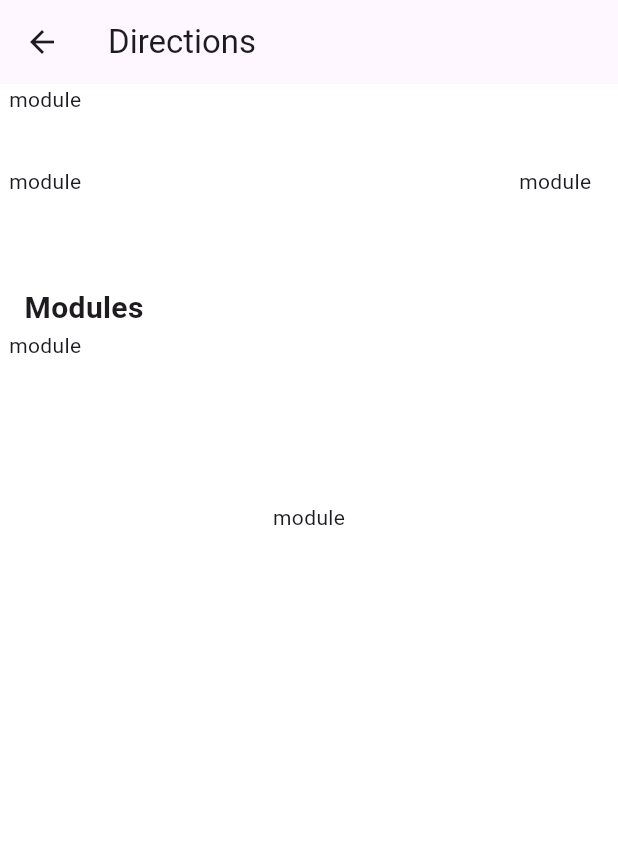
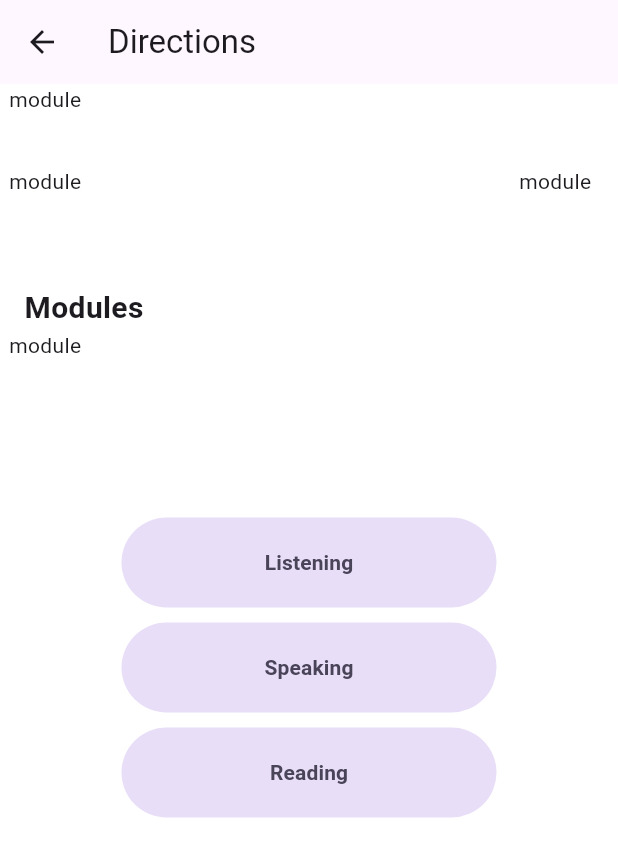
Before and after one commit to monsimb/CSCE3444_SoftwareEng, a Flutter app: the screen it shows after launch, after a tap on "Directions", on a phone screen of 412 x 824 dp. Shown: the top 857 px of the screen. Run offline on Flutter 3.47's test engine with Material 3 defaults, Android fonts, the light colour scheme and no system bars; our stand-ins replace audioplayers.

Commit message:
Added images (including new bear images) and audio setup for listening module. added a reading and listening page states

```diff
--- a/lib/main.dart
+++ b/lib/main.dart
@@ -1,4 +1,5 @@
 import 'package:flutter/material.dart';
+import 'package:audioplayers/audioplayers.dart';
 
 // should add constants for sizes ( figure out how to use phone ratios for sizing? (scale factor))
 
@@ -16,13 +17,14 @@ class MyApp extends StatelessWidget {
         title: appTitle,
         theme: ThemeData(
           primarySwatch: Colors.blue,
+          // elevatedButtonTheme:
         ),
         home: const _HomePageState());
   }
 }
 
 class _HomePageState extends StatelessWidget {
-  const _HomePageState({Key? key}) : super(key: key);
+  const _HomePageState({super.key});
 
   // final controller = PageController(
   //   initialPage: 1,
@@ -77,21 +79,6 @@ class _HomePageState extends StatelessWidget {
           )
         ],
       ),
-      // floatingActionButton: FloatingActionButton(
-      //   onPressed:
-      //       module, // replace with the function for the specific module it leads to
-      //   tooltip: 'Increment',
-      //   child: Ink(
-      //     height: 100,
-      //     width: 100,
-      //     decoration: BoxDecoration(
-      //       image: DecorationImage(
-      //         image: AssetImage('assets\\weetabix.jpg'),
-      //         fit: BoxFit.cover,
-      //       ),
-      //     ),
-      //   ),
-      // ),
     );
   }
 
@@ -128,7 +115,7 @@ class _HomePageState extends StatelessWidget {
   }
 
   Widget moduleButtonWidget(BuildContext context, text) {
-    final ButtonStyle raisedButtonStyle = ElevatedButton.styleFrom(
+    final ButtonStyle btnStyle = ElevatedButton.styleFrom(
       minimumSize: const Size(110, 125),
       shape: const RoundedRectangleBorder(
         borderRadius: BorderRadius.all(Radius.circular(40)),
@@ -142,7 +129,7 @@ class _HomePageState extends StatelessWidget {
         Row(mainAxisAlignment: MainAxisAlignment.center, children: <Widget>[
           // submodule 1
           FilledButton.tonal(
-            style: raisedButtonStyle,
+            style: btnStyle,
             onPressed: () {
               Navigator.push(context, MaterialPageRoute(builder: (context) {
                 return _ModulePageState();
@@ -166,7 +153,7 @@ class _HomePageState extends StatelessWidget {
 
           // submodule 2
           FilledButton.tonal(
-            style: raisedButtonStyle,
+            style: btnStyle,
             onPressed: () {}, // what happens when the button is pressed
             child: Column(
               mainAxisAlignment: MainAxisAlignment.center,
@@ -186,13 +173,13 @@ class _HomePageState extends StatelessWidget {
 
           //submode 3
           FilledButton.tonal(
-            style: raisedButtonStyle,
+            style: btnStyle,
             onPressed: () {}, // what happens when the button is pressed
             child: Column(
               mainAxisAlignment: MainAxisAlignment.center,
               children: <Widget>[
                 Image.asset(
-                  'assets\\greetings_icon.png',
+                  'assets\\osvaldo_icon.png',
                   height: 60,
                   width: 60,
                   fit: BoxFit.contain,
@@ -219,47 +206,135 @@ class _ModulePageState extends StatelessWidget {
       appBar: AppBar(
         title: const Text('Directions'), // remove if no title is to displayed
       ),
-      body: const Column(
+      body: Column(
         children: <Widget>[
           // all widgets on home page
-          SizedBox(
+          const SizedBox(
               width: 400,
               height: 50,
               child: Text(
                   'module')), // change the dimensions to be phone dim dependent (ratio)
-          SizedBox(height: 5), // spacer
-          Row(mainAxisAlignment: MainAxisAlignment.center, children: <Widget>[
-            SizedBox(width: 340, height: 50, child: Text('module')),
-            SizedBox(width: 60, height: 50, child: Text('module'))
-          ]),
-          Padding(
+          const SizedBox(height: 5), // spacer
+          const Row(
+              mainAxisAlignment: MainAxisAlignment.center,
+              children: <Widget>[
+                SizedBox(width: 340, height: 50, child: Text('module')),
+                SizedBox(width: 60, height: 50, child: Text('module'))
+              ]),
+          const Padding(
               padding: EdgeInsets.only(right: 300, top: 30),
               child: Text('Modules',
                   style:
                       TextStyle(fontSize: 20.0, fontWeight: FontWeight.bold))),
-          SizedBox(width: 400, height: 100, child: Text('module')),
+          const SizedBox(width: 400, height: 100, child: Text('module')),
 
-          SizedBox(height: 15), // spacer
-          SizedBox(
-            child: Text('module'),
-          )
+          const SizedBox(height: 15), // spacer
+
+          lsrButtons(context, 1)
         ],
       ),
-      // floatingActionButton: FloatingActionButton(
-      //   onPressed:
-      //       module, // replace with the function for the specific module it leads to
-      //   tooltip: 'Increment',
-      //   child: Ink(
-      //     height: 100,
-      //     width: 100,
-      //     decoration: BoxDecoration(
-      //       image: DecorationImage(
-      //         image: AssetImage('assets\\weetabix.jpg'),
-      //         fit: BoxFit.cover,
-      //       ),
-      //     ),
-      //   ),
-      // ),
     );
   }
+
+  Widget lsrButtons(BuildContext context, int id) {
+    const spacer = SizedBox(height: 10);
+    final ButtonStyle btnStyle = ElevatedButton.styleFrom(
+      minimumSize: const Size(250, 60),
+      shape: const RoundedRectangleBorder(
+        borderRadius: BorderRadius.all(Radius.circular(40)),
+      ),
+    );
+    const TextStyle tStyle = TextStyle(
+      fontWeight: FontWeight.bold,
+    );
+
+    return Stack(children: <Widget>[
+      Column(mainAxisAlignment: MainAxisAlignment.center, children: <Widget>[
+        spacer,
+        // LISTENING BUTTON
+        FilledButton.tonal(
+            style: btnStyle,
+            onPressed: () {
+              Navigator.push(context, MaterialPageRoute(builder: (context) {
+                return _ListeningState();
+              }));
+            },
+            child: const Text(
+              'Listening',
+              style: tStyle,
+            )),
+        spacer,
+        // SPEAKING BUTTON
+        FilledButton.tonal(
+            style: btnStyle,
+            onPressed: () {
+              Navigator.push(context, MaterialPageRoute(builder: (context) {
+                return _ListeningState();
+              }));
+            },
+            child: const Text(
+              'Speaking',
+              style: tStyle,
+            )),
+        spacer,
+        // READING BUTTON
+        FilledButton.tonal(
+            style: btnStyle,
+            onPressed: () {
+              Navigator.push(context, MaterialPageRoute(builder: (context) {
+                return _ReadingState();
+              }));
+            },
+            child: const Text(
+              'Reading',
+              style: tStyle,
+            )),
+      ])
+    ]);
+  }
 }
+
+class _ListeningState extends StatelessWidget {
+  final player = AudioPlayer();
+
+  @override
+  Widget build(BuildContext context) {
+    return Scaffold(
+        appBar: AppBar(
+          title: const Text(
+              'Listening! - *submodule*'), // remove if no title is to displayed
+        ),
+        body: Column(
+          mainAxisAlignment: MainAxisAlignment.center,
+          children: [
+            FilledButton(
+                onPressed: () {
+                  player.play(AssetSource('audio/Page16-Ask-for-Help.mp3'));
+                },
+                child: const Text('Listen'))
+          ],
+        ));
+  }
+}
+
+class _ReadingState extends StatelessWidget {
+  @override
+  Widget build(BuildContext context) {
+    return Scaffold(
+        appBar: AppBar(
+          title: const Text(
+              'Reading! - *submodule*'), // remove if no title is to displayed
+        ),
+        body: Column(
+          mainAxisAlignment: MainAxisAlignment.center,
+          crossAxisAlignment: CrossAxisAlignment.center,
+          children: [
+            Image.asset(
+              'assets\\osvaldo.png',
+              height: 200,
+              width: 200,
+            ),
+          ],
+        ));
+  }
+}
```
Also changed, not shown: pubspec.yaml (+7 -0 lines), assets/osvaldo.png (added), assets/osvaldo_icon.png (added), assets/weetabix.jpg (deleted), pubspec.lock, 64 other files.
